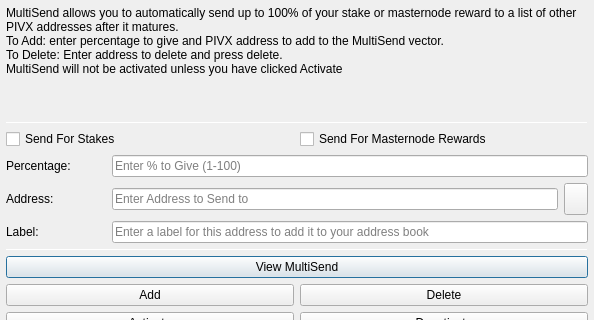
This is src/qt/forms/multisenddialog.ui in private-datagram/pdg-core as Qt 5 draws it before an edit; both pictures show x 0 to 594 and y 0 to 320 of the 594 by 526 pixel window. The edited form follows.
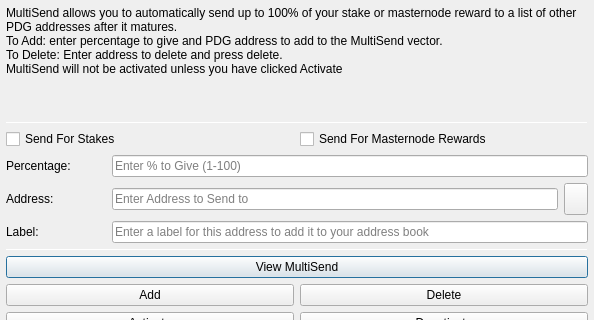
This is the edited form. Icons and pictures are not drawn.

```diff
--- a/src/qt/forms/multisenddialog.ui
+++ b/src/qt/forms/multisenddialog.ui
@@ -37,8 +37,8 @@
         <number>1</number>
        </property>
        <property name="text">
-        <string>MultiSend allows you to automatically send up to 100% of your stake or masternode reward to a list of other PIVX addresses after it matures.
-To Add: enter percentage to give and PIVX address to add to the MultiSend vector.
+        <string>MultiSend allows you to automatically send up to 100% of your stake or masternode reward to a list of other PDG addresses after it matures.
+To Add: enter percentage to give and PDG address to add to the MultiSend vector.
 To Delete: Enter address to delete and press delete.
 MultiSend will not be activated unless you have clicked Activate</string>
        </property>
```
Left out of the diff: 4 changed lines with no effect on the pictures.
